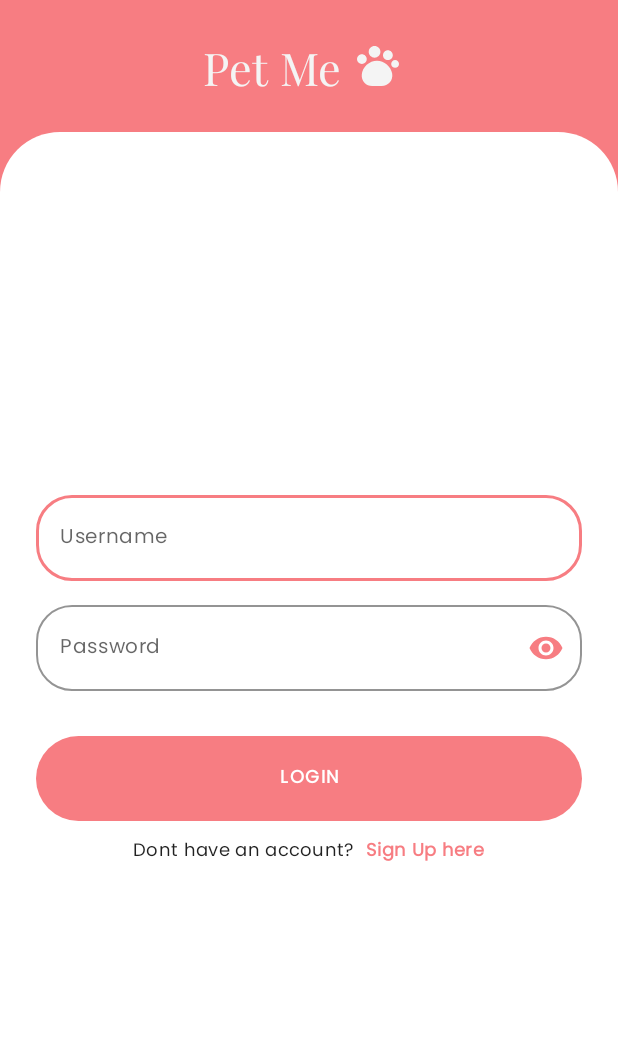
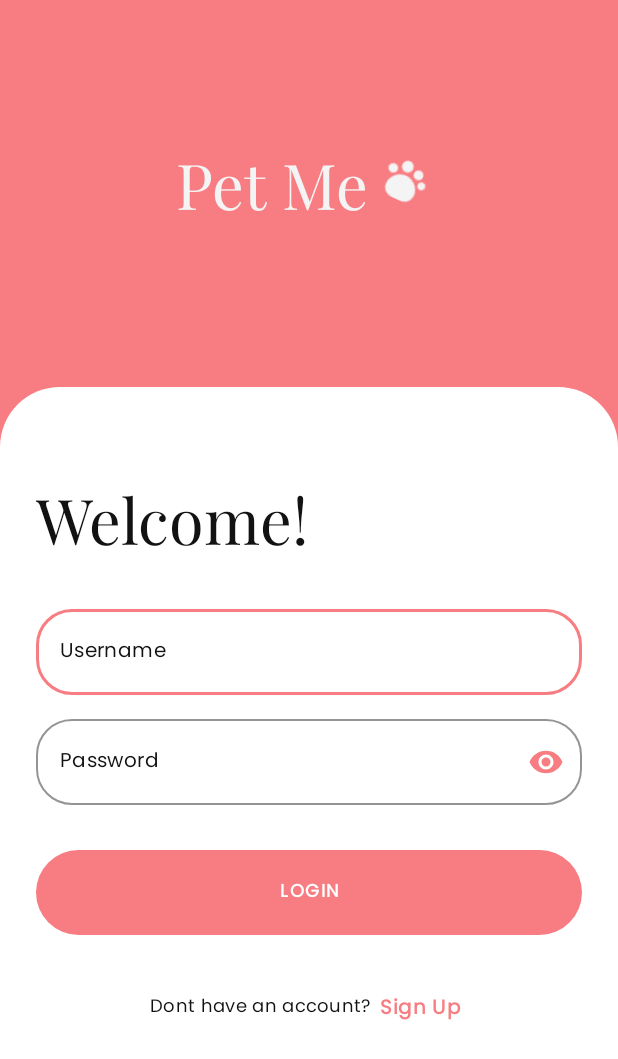
Before and after one commit to hifxa/petme, an Android app: the AuthActivity screen opened directly, with no data from a screen before it, on a phone screen of 412 x 824 dp. Shown: the top 1059 px of the screen. Run offline under Robolectric (Android 15) with nearby library versions, the light colour scheme and no system bars; our stand-ins replace Firebase (no records; nobody signed in at launch, a user with empty details on screens opened directly), FlexboxLayout; libraries missing offline, so code that uses them is left out: com.github.ybq.android; 1 statement that could not run was skipped.

Commit message:
Auth section fixed for login and sign-up along with utility sections added for redundancy

```diff
--- a/app/src/main/AndroidManifest.xml
+++ b/app/src/main/AndroidManifest.xml
@@ -3,6 +3,7 @@
     package="com.petme.app" >
 
     <application
+        android:name=".App"
         android:allowBackup="true"
         android:hardwareAccelerated="false"
         android:icon="@mipmap/ic_launcher"
--- a/app/src/main/java/com/petme/app/base/BaseFragment.java
+++ b/app/src/main/java/com/petme/app/base/BaseFragment.java
@@ -11,21 +11,28 @@ import androidx.annotation.Nullable;
 import androidx.fragment.app.Fragment;
 import androidx.viewbinding.ViewBinding;
 
-public abstract class BaseFragment<BIND extends ViewBinding > extends Fragment {
+import java.util.Locale;
+
+public abstract class BaseFragment < BIND extends ViewBinding > extends Fragment {
 
 	protected BIND bind;
 	protected Context mCtx;
+	protected String TAG ="_TAG_";
 
 	@Nullable
 	@Override
 	public View onCreateView ( @NonNull LayoutInflater inflater , @Nullable ViewGroup container , @Nullable Bundle savedInstanceState ) {
-		bind = getBind ( inflater, container );
-		mCtx = inflater.getContext ();
+		bind = getBind ( inflater , container );
+		mCtx = inflater.getContext ( );
 
-		return bind.getRoot ();
+		if ( getTag ( ) != null ) {
+			TAG = getTag ( ).toUpperCase ( Locale.ROOT );
+		}
+
+		return bind.getRoot ( );
 	}
 
 
-	public abstract BIND getBind(@NonNull LayoutInflater inflater , @Nullable ViewGroup container );
+	public abstract BIND getBind ( @NonNull LayoutInflater inflater , @Nullable ViewGroup container );
 
 }
--- a/app/src/main/java/com/petme/app/view/SplashActivity.java
+++ b/app/src/main/java/com/petme/app/view/SplashActivity.java
@@ -8,18 +8,19 @@ import androidx.appcompat.app.AppCompatActivity;
 import androidx.core.content.ContextCompat;
 
 import com.petme.app.R;
+import com.petme.app.databinding.ActivitySplashBinding;
 import com.petme.app.view.auth.AuthActivity;
 import com.petme.app.view.dash.DashActivity;
 
 public class SplashActivity extends AppCompatActivity {
 
-    com.petme.app.databinding.ActivitySplashBinding bind;
+    ActivitySplashBinding bind;
 	private Button button;
 
 	@Override
 	protected void onCreate ( Bundle savedInstanceState ) {
 		super.onCreate ( savedInstanceState );
-        bind = com.petme.app.databinding.ActivitySplashBinding.inflate ( getLayoutInflater () );
+        bind = ActivitySplashBinding.inflate ( getLayoutInflater () );
 		setContentView (bind.getRoot() );
 
 		getWindow ( ).setStatusBarColor ( ContextCompat.getColor ( this , R.color.surface ) );
--- /dev/null
+++ b/app/src/main/java/com/petme/app/view/custom/Loader.java
@@ -0,0 +1,46 @@
+package com.petme.app.view.custom;
+
+import android.content.Context;
+import android.util.AttributeSet;
+import android.view.View;
+import android.widget.LinearLayout;
+
+import androidx.annotation.Nullable;
+
+import com.github.ybq.android.spinkit.SpinKitView;
+import com.petme.app.R;
+
+public class Loader extends LinearLayout {
+
+	Context mCtx;
+
+	public Loader ( Context context ) {
+		super ( context );
+		mCtx = context;
+		init ( );
+	}
+
+	public Loader ( Context context , @Nullable AttributeSet attrs ) {
+		super ( context , attrs );
+		mCtx = context;
+		init ( );
+	}
+
+	public Loader ( Context context , @Nullable AttributeSet attrs , int defStyleAttr ) {
+		super ( context , attrs , defStyleAttr );
+		mCtx = context;
+		init ( );
+	}
+
+	public Loader ( Context context , AttributeSet attrs , int defStyleAttr , int defStyleRes ) {
+		super ( context , attrs , defStyleAttr , defStyleRes );
+		mCtx = context;
+		init ( );
+	}
+
+	private void init ( ) {
+		View view = inflate ( mCtx , R.layout.loader_view , this );
+		SpinKitView loader = view.findViewById ( R.id.spinner );
+
+	}
+}
--- a/app/src/main/res/layout/fragment_login.xml
+++ b/app/src/main/res/layout/fragment_login.xml
@@ -1,135 +1,172 @@
 <?xml version="1.0" encoding="utf-8"?>
-<androidx.constraintlayout.widget.ConstraintLayout xmlns:android="http://schemas.android.com/apk/res/android"
-    xmlns:app="http://schemas.android.com/apk/res-auto"
-    xmlns:tools="http://schemas.android.com/tools"
-    android:layout_width="match_parent"
-    android:layout_height="match_parent"
-    android:background="@color/primary"
-    tools:context="com.petme.app.view.auth.LoginFragment">
+<androidx.constraintlayout.widget.ConstraintLayout xmlns:android = "http://schemas.android.com/apk/res/android"
+	xmlns:app = "http://schemas.android.com/apk/res-auto"
+	xmlns:tools = "http://schemas.android.com/tools"
+	android:layout_width = "match_parent"
+	android:layout_height = "match_parent"
+	android:background = "@color/primary"
+	tools:context = "com.petme.app.view.auth.LoginFragment" >
 
 	<LinearLayout
-        android:layout_width="match_parent"
-        android:layout_height="match_parent"
-        android:gravity="center_horizontal"
-        android:orientation="vertical"
-        android:weightSum="1">
+		android:layout_width = "match_parent"
+		android:layout_height = "match_parent"
+		android:gravity = "center_horizontal"
+		android:orientation = "vertical"
+		android:animateLayoutChanges="true"
+		android:weightSum = "1" >
 
 		<LinearLayout
-			android:layout_width="match_parent"
-			android:layout_height="wrap_content"
-			android:background="@color/primary"
-			android:gravity="center"
-			android:orientation="horizontal"
-			android:padding="20dp"
-			android:weightSum="1">
+			android:layout_width = "match_parent"
+			android:layout_height = "0dp"
+			android:layout_weight="0.3"
+			android:background = "@color/primary"
+			android:gravity = "center"
+			android:orientation = "horizontal"
+			android:padding = "20dp"
+			android:weightSum = "1" >
+
 			<TextView
-				style="@style/Headline4"
-				android:layout_width="wrap_content"
-				android:layout_height="wrap_content"
-				android:gravity="center"
-				android:text="@string/app_name"
-				android:textColor="@color/onPrimary" />
+				style = "@style/Headline3"
+				android:layout_width = "wrap_content"
+				android:layout_height = "wrap_content"
+				android:gravity = "center"
+				android:text = "@string/app_name"
+				android:textColor = "@color/onPrimary" />
+
 			<ImageView
-				android:layout_width="48dp"
-				android:layout_height="48dp"
-				android:padding="8dp"
-				android:scaleType="centerCrop"
-				android:src="@drawable/pet"
-				app:tint="@color/onPrimary" />
+				android:layout_width = "48dp"
+				android:layout_height = "48dp"
+				android:padding = "8dp"
+				android:rotation="25"
+				android:scaleType = "centerCrop"
+				android:src = "@drawable/pet"
+				app:tint = "@color/onPrimary" />
 
+		</LinearLayout >
 
-		</LinearLayout>
+		<ScrollView
+			android:layout_width = "match_parent"
+			android:layout_height = "0dp"
+			android:layout_marginTop="16dp"
+			android:elevation="8dp"
+			android:layout_weight = "0.7"
+			android:background = "@drawable/curve_bg" >
 
 			<LinearLayout
-            android:layout_width="match_parent"
-            android:layout_height="0dp"
-            android:layout_weight="1"
-            android:background="@drawable/curve_bg"
-            android:gravity="center"
-            android:orientation="vertical"
-            android:padding="24dp">
+				android:layout_width = "match_parent"
+				android:layout_height = "wrap_content"
+				android:gravity = "center"
+				android:orientation = "vertical"
+				android:padding = "24dp" >
+
+				<TextView
+					style = "@style/Headline3"
+					android:layout_width = "match_parent"
+					android:layout_height = "wrap_content"
+					android:layout_marginTop = "32dp"
+					android:layout_marginBottom = "32dp"
+					android:text = "Welcome!"
+					android:textColor = "@color/onBackground" />
 
 				<com.google.android.material.textfield.TextInputLayout
-                style="@style/inputBoxOutline"
-                android:layout_width="match_parent"
-                android:layout_height="wrap_content"
-                app:layout_constraintEnd_toEndOf="parent"
-                app:layout_constraintStart_toStartOf="parent"
-                app:layout_constraintTop_toTopOf="parent">
+					style = "@style/inputBoxOutline"
+					android:layout_width = "match_parent"
+					android:layout_height = "wrap_content"
+					app:layout_constraintEnd_toEndOf = "parent"
+					app:layout_constraintStart_toStartOf = "parent"
+					app:layout_constraintTop_toTopOf = "parent" >
 
 					<com.google.android.material.textfield.TextInputEditText
-                    android:id="@+id/username"
-                    style="@style/Body1"
-                    android:layout_width="match_parent"
-                    android:layout_height="wrap_content"
-                    android:hint="Username"
-                    android:inputType="textPersonName"
-                    android:textColor="#191818" />
+						android:id = "@+id/username"
+						style = "@style/inputBoxOutline"
+						android:layout_width = "match_parent"
+						android:layout_height = "wrap_content"
+						android:hint = "Username"
+						android:inputType = "textPersonName" />
 
-            </com.google.android.material.textfield.TextInputLayout>
+				</com.google.android.material.textfield.TextInputLayout >
 
 				<com.google.android.material.textfield.TextInputLayout
-                style="@style/inputBoxOutline"
-                android:layout_width="match_parent"
-                android:layout_height="wrap_content"
-                android:layout_marginTop="16dp"
-                app:layout_constraintEnd_toEndOf="parent"
-                app:layout_constraintStart_toStartOf="parent"
-                app:layout_constraintTop_toTopOf="parent"
-                app:passwordToggleEnabled="true"
-                app:passwordToggleTint="@color/primary">
+					style = "@style/inputBoxOutline"
+					android:layout_width = "match_parent"
+					android:layout_height = "wrap_content"
+					android:layout_marginTop = "16dp"
+					app:layout_constraintEnd_toEndOf = "parent"
+					app:layout_constraintStart_toStartOf = "parent"
+					app:layout_constraintTop_toTopOf = "parent"
+					app:passwordToggleEnabled = "true"
+					app:passwordToggleTint = "@color/primary" >
 
 					<com.google.android.material.textfield.TextInputEditText
-                    android:id="@+id/loginPass"
-                    style="@style/Body1"
-                    android:layout_width="match_parent"
-                    android:layout_height="wrap_content"
-                    android:hint="Password"
-                    android:inputType="textPassword"
-                    android:textColor="#191818"
-                    app:layout_constraintEnd_toEndOf="parent"
-                    app:layout_constraintStart_toStartOf="parent"
-                    app:layout_constraintTop_toBottomOf="@+id/username" />
+						android:id = "@+id/loginPass"
+						style = "@style/inputBoxOutline"
+						android:layout_width = "match_parent"
+						android:layout_height = "wrap_content"
+						android:hint = "Password"
+						android:inputType = "textPassword"
+						app:layout_constraintEnd_toEndOf = "parent"
+						app:layout_constraintStart_toStartOf = "parent"
+						app:layout_constraintTop_toBottomOf = "@+id/username" />
 
-            </com.google.android.material.textfield.TextInputLayout>
+				</com.google.android.material.textfield.TextInputLayout >
 
 				<com.google.android.material.button.MaterialButton
-                android:id="@+id/login"
-                android:layout_width="match_parent"
-                android:layout_height="wrap_content"
-                android:layout_marginTop="24dp"
-                android:padding="18dp"
-                android:text="Login"
-                android:textAppearance="@style/Button"
-                android:textColor="@color/white"
-                android:textStyle="bold"
-                app:cornerRadius="32dp" />
+					android:id = "@+id/login"
+					android:layout_width = "match_parent"
+					android:layout_height = "wrap_content"
+					android:layout_marginTop = "24dp"
+					android:padding = "18dp"
+					android:text = "Login"
+					android:textAppearance = "@style/Button"
+					android:textColor = "@color/white"
+					android:textStyle = "bold"
+					app:cornerRadius = "32dp" />
 
-
-			<LinearLayout
-				android:layout_width="match_parent"
-				android:layout_height="wrap_content"
-				android:gravity="center">
-				<TextView
-					android:text="Dont have an account?"
-					android:id="@+id/dontHaveAcc"
-					style="@style/Body2"
-					android:padding="4dp"
-					android:layout_width="wrap_content"
-					android:layout_height="wrap_content"/>
+				<com.google.android.flexbox.FlexboxLayout
+					android:layout_width = "match_parent"
+					android:layout_height = "wrap_content"
+					android:layout_marginTop = "24dp"
+					app:alignItems = "center"
+					app:flexWrap = "wrap"
+					app:justifyContent = "center" >
 
 					<TextView
-					android:text="Sign Up here"
-					android:id="@+id/signupLink"
-					style="@style/Body2"
-					android:padding="4dp"
-					android:textStyle="bold"
-					android:textColor="@color/primary"
-					android:layout_width="wrap_content"
-					android:layout_height="wrap_content"/>
-		    </LinearLayout>
-        </LinearLayout>
+						android:id = "@+id/dontHaveAcc"
+						style = "@style/Body2"
+						android:layout_width = "wrap_content"
+						android:layout_height = "wrap_content"
+						android:paddingStart = "0dp"
+						android:paddingTop = "8dp"
+						android:paddingEnd = "2dp"
+						android:paddingBottom = "8dp"
+						android:textColor="@color/onBackground"
+						android:text = "Dont have an account?" />
 
-    </LinearLayout>
+					<TextView
+						android:id = "@+id/signupLink"
+						style = "@style/Body1"
+						android:layout_width = "wrap_content"
+						android:layout_height = "wrap_content"
+						android:paddingStart = "4dp"
+						android:paddingTop = "8dp"
+						android:paddingEnd = "4dp"
+						android:paddingBottom = "8dp"
+						android:text = "Sign Up"
+						android:textColor = "@color/primary"
+						android:textStyle = "bold" />
 
-</androidx.constraintlayout.widget.ConstraintLayout>
+				</com.google.android.flexbox.FlexboxLayout >
+
+			</LinearLayout >
+
+		</ScrollView >
+
+	</LinearLayout >
+
+	<com.petme.app.view.custom.Loader
+		android:id="@+id/loader"
+		android:visibility="gone"
+		android:layout_width = "match_parent"
+		android:layout_height = "match_parent"/>
+
+</androidx.constraintlayout.widget.ConstraintLayout >
--- a/app/src/main/res/values/attrs.xml
+++ b/app/src/main/res/values/attrs.xml
@@ -5,4 +5,8 @@
 		<attr name="timeout" format="integer" />
 		<attr name="shuffle" format="boolean" />
 	</declare-styleable>
+
+	<declare-styleable name = "LoaderView" >
+
+	</declare-styleable >
 </resources>
--- a/app/src/main/res/values/styles.xml
+++ b/app/src/main/res/values/styles.xml
@@ -4,7 +4,10 @@
 	<style name = "inputBoxOutline" parent = "Widget.MaterialComponents.TextInputLayout.OutlinedBox" >
 		<item name = "android:textSize" >13sp</item >
 		<item name = "android:textColorHint" >@color/onBackground</item >
-		<item name = "android:textColor" >@color/black</item >
+		<item name="android:textAppearance">@style/Body2</item>
+		<item name="android:textColor">@color/onBackground</item>
+		<item name="android:maxLines">1</item>
+		<item name="maxLines">1</item>
 
 		<!--TEXT BOX STYLE-->
 		<item name = "boxBackgroundColor" >@color/background</item >
```
Also changed, not shown: app/build.gradle (+13 -0 lines), app/src/main/java/com/petme/app/App.java (added, +39 -0 lines), app/src/main/java/com/petme/app/SplashActivity.java (deleted, +0 -32 lines), app/src/main/java/com/petme/app/utils/Alerts.java (added, +29 -0 lines), app/src/main/java/com/petme/app/utils/Consts.java (added, +7 -0 lines), app/src/main/java/com/petme/app/utils/Prefs.java (added, +35 -0 lines), app/src/main/java/com/petme/app/view/auth/LoginFragment.java (+64 -32 lines), app/src/main/res/layout/loader_view.xml (added, +20 -0 lines). Lines whose indentation alone changed are shown as unchanged.
